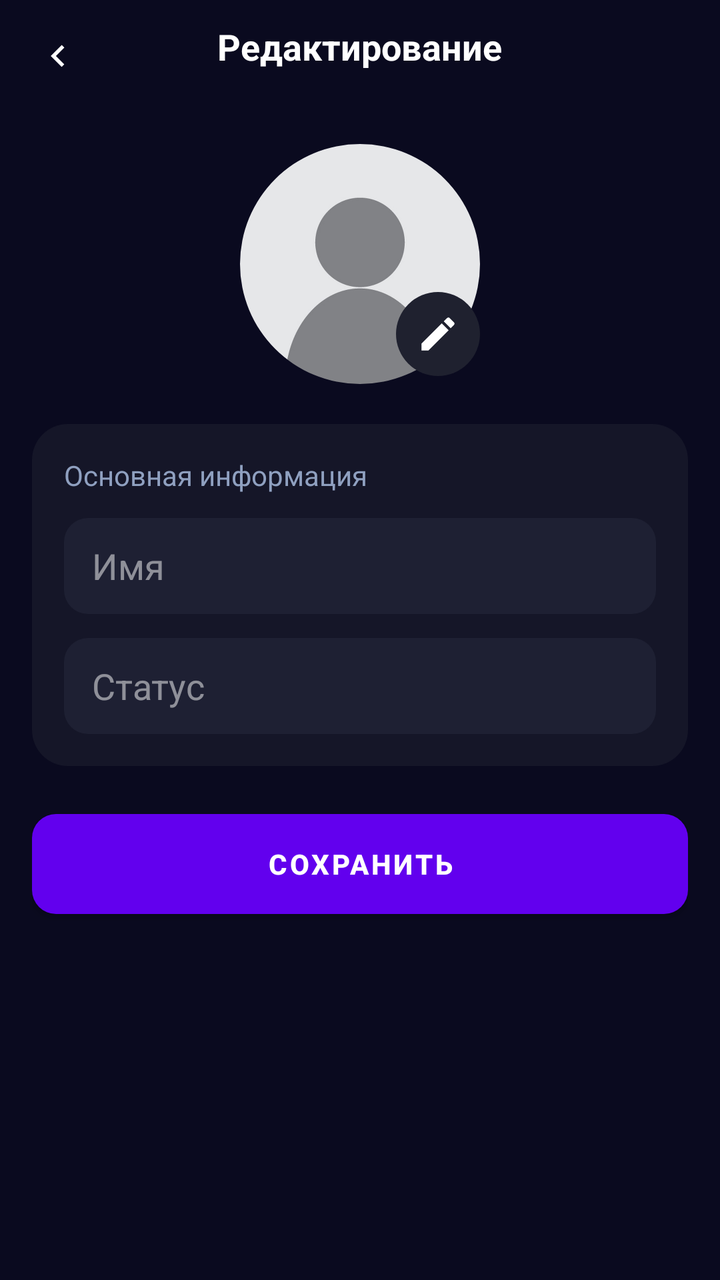
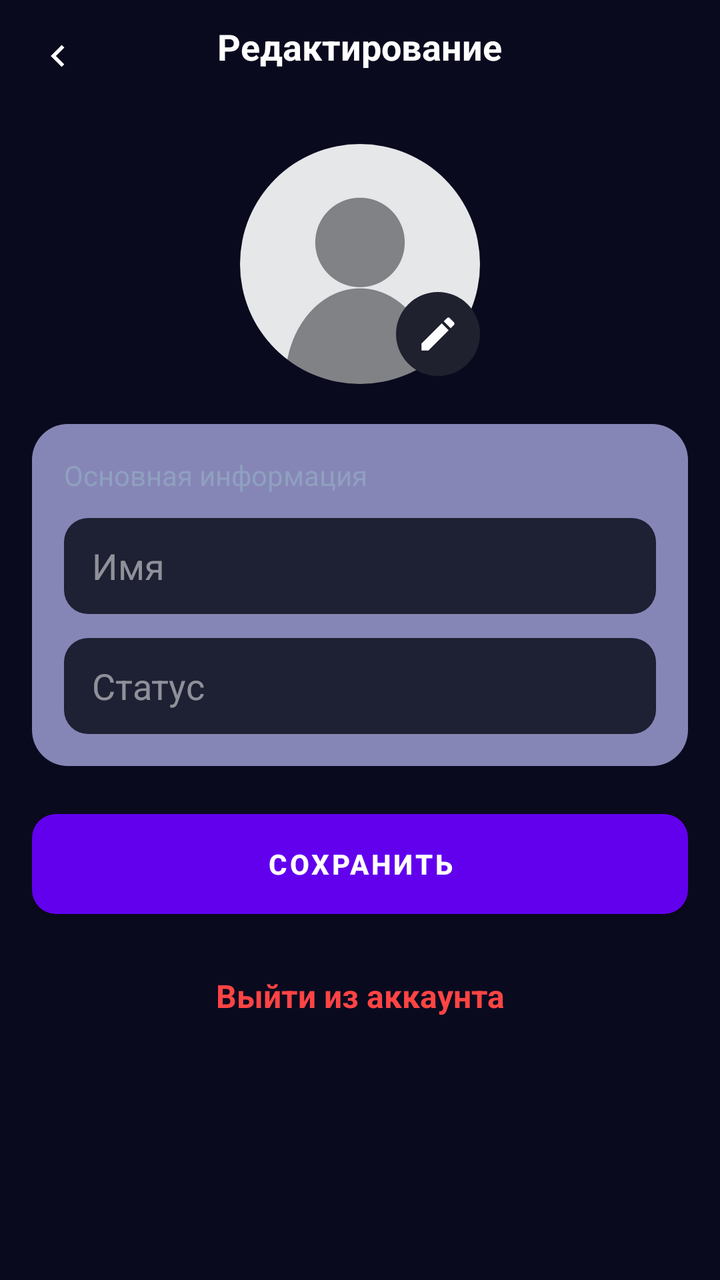

An Android layout rendered at two revisions. The XML below is the earlier revision; the diff shows what the commit changed to produce the second picture.
<!-- AndroidManifest.xml: application theme Theme.App.NoActionBar -->
<!-- res/layout/activity_profile_edit.xml -->
<?xml version="1.0" encoding="utf-8"?>
<androidx.coordinatorlayout.widget.CoordinatorLayout
    xmlns:android="http://schemas.android.com/apk/res/android"
    xmlns:app="http://schemas.android.com/apk/res-auto"
    android:layout_width="match_parent"
    android:layout_height="match_parent"
    android:background="#0A0A1F">

    
    <RelativeLayout
        android:layout_width="match_parent"
        android:layout_height="56dp"
        android:paddingStart="12dp"
        android:paddingEnd="12dp"
        android:gravity="center_vertical">

        <ImageView
            android:id="@+id/btnBackProfileEdit"
            android:layout_width="34dp"
            android:layout_height="34dp"
            android:padding="6dp"
            android:src="@drawable/ic_back"
            android:tint="#FFFFFF" />

        <TextView
            android:layout_width="wrap_content"
            android:layout_height="wrap_content"
            android:layout_centerHorizontal="true"
            android:text="Редактирование"
            android:textColor="#FFFFFF"
            android:textSize="18sp"
            android:textStyle="bold"/>
    </RelativeLayout>


    
    <ScrollView
        android:layout_width="match_parent"
        android:layout_height="match_parent"
        android:fillViewport="true"
        android:layout_marginTop="56dp">

        <LinearLayout
            android:layout_width="match_parent"
            android:layout_height="wrap_content"
            android:orientation="vertical"
            android:padding="16dp">

            
            <RelativeLayout
                android:layout_width="wrap_content"
                android:layout_height="wrap_content"
                android:layout_gravity="center_horizontal">

                <com.google.android.material.imageview.ShapeableImageView
                    android:id="@+id/editAvatar"
                    android:layout_width="120dp"
                    android:layout_height="120dp"
                    android:scaleType="centerCrop"
                    android:src="@drawable/ic_user_placeholder"
                    app:shapeAppearanceOverlay="@style/AvatarRound"
                    android:padding="0dp"/>

                
                <ImageView
                    android:id="@+id/editAvatarBtn"
                    android:layout_width="42dp"
                    android:layout_height="42dp"
                    android:layout_alignBottom="@id/editAvatar"
                    android:layout_alignEnd="@id/editAvatar"
                    android:layout_marginBottom="4dp"
                    android:background="@drawable/avatar_edit_bg"
                    android:padding="10dp"
                    android:src="@drawable/ic_edit"
                    android:tint="#FFFFFF"/>
            </RelativeLayout>


            
            <LinearLayout
                android:layout_width="match_parent"
                android:layout_height="wrap_content"
                android:background="@drawable/card_bg_light"
                android:orientation="vertical"
                android:padding="16dp"
                android:layout_marginTop="20dp">

                <TextView
                    android:layout_width="269dp"
                    android:layout_height="wrap_content"
                    android:layout_marginBottom="12dp"
                    android:text="Основная информация"
                    android:textColor="#8FA0C0"
                    android:textSize="14sp" />

                
                <EditText
                    android:id="@+id/editName"
                    android:layout_width="match_parent"
                    android:layout_height="48dp"
                    android:background="@drawable/edit_vk"
                    android:hint="Имя"
                    android:textColor="#FFFFFF"
                    android:textColorHint="#80FFFFFF"
                    android:paddingStart="14dp"/>

                
                <EditText
                    android:id="@+id/editStatus"
                    android:layout_width="match_parent"
                    android:layout_height="48dp"
                    android:layout_marginTop="12dp"
                    android:background="@drawable/edit_vk"
                    android:hint="Статус"
                    android:textColor="#FFFFFF"
                    android:textColorHint="#80FFFFFF"
                    android:paddingStart="14dp"/>
            </LinearLayout>


            
            <Button
                android:id="@+id/btnSave"
                android:layout_width="match_parent"
                android:layout_height="50dp"
                android:layout_marginTop="24dp"
                android:background="@drawable/btn_vk"
                android:text="СОХРАНИТЬ"
                android:textColor="#FFFFFF"
                android:textStyle="bold"/>
        </LinearLayout>
    </ScrollView>

</androidx.coordinatorlayout.widget.CoordinatorLayout>
<!-- resources referenced by this layout -->
<resources>
  <!-- drawable avatar_edit_bg (drawable) -->
  <?xml version="1.0" encoding="utf-8"?>
  <shape xmlns:android="http://schemas.android.com/apk/res/android">
      <solid android:color="#1F212F"/>
      <corners android:radius="50dp"/>
  </shape>
  <!-- drawable btn_vk (drawable) -->
  <?xml version="1.0" encoding="utf-8"?>
  <shape xmlns:android="http://schemas.android.com/apk/res/android">
      <solid android:color="#3B4AFF"/>
      <corners android:radius="12dp"/>
  </shape>
  <!-- drawable card_bg_light (drawable) -->
  <?xml version="1.0" encoding="utf-8"?>
  <shape xmlns:android="http://schemas.android.com/apk/res/android">
      <solid android:color="#151628"/>
      <corners android:radius="18dp"/>
  </shape>
  <!-- drawable edit_vk (drawable) -->
  <?xml version="1.0" encoding="utf-8"?>
  <shape xmlns:android="http://schemas.android.com/apk/res/android">
      <solid android:color="#1E2033"/>
      <corners android:radius="12dp"/>
  </shape>
  <!-- drawable ic_back (drawable) -->
  <?xml version="1.0" encoding="utf-8"?>
  <vector xmlns:android="http://schemas.android.com/apk/res/android"
      android:width="24dp"
      android:height="24dp"
      android:viewportWidth="24"
      android:viewportHeight="24">
      <path
          android:fillColor="@android:color/white"
          android:pathData="M15.41,7.41L14,6l-6,6 6,6 1.41,-1.41L10.83,12z"/>
  </vector>
  <!-- drawable ic_edit (drawable) -->
  <vector xmlns:android="http://schemas.android.com/apk/res/android"
      android:width="24dp"
      android:height="24dp"
      android:viewportWidth="24"
      android:viewportHeight="24">
      <path
          android:fillColor="#FFFFFF"
          android:pathData="M3,17.25V21h3.75L17.81,9.94l-3.75,-3.75L3,17.25zM20.71,7.04c0.39,-0.39 0.39,-1.02 0,-1.41l-2.34,-2.34c-0.39,-0.39 -1.02,-0.39 -1.41,0l-1.83,1.83 3.75,3.75 1.83,-1.83z"/>
  </vector>
  <!-- drawable ic_user_placeholder: png bitmap (drawable, 47460 bytes) -->
  <style name="AvatarRound">
          <item name="cornerFamily">rounded</item>
          <item name="cornerSize">50%</item>
      </style>
  <style name="Theme.App.NoActionBar" parent="Theme.MaterialComponents.DayNight.NoActionBar">
          
      </style>
</resources>

<!-- the commit's change to res/layout/activity_profile_edit.xml (unified diff, before → after) -->
@@ -128,6 +128,18 @@
                 android:text="СОХРАНИТЬ"
                 android:textColor="#FFFFFF"
                 android:textStyle="bold"/>
+                
+            
+            <TextView
+                android:id="@+id/btnLogout"
+                android:layout_width="match_parent"
+                android:layout_height="50dp"
+                android:layout_marginTop="16dp"
+                android:gravity="center"
+                android:text="Выйти из аккаунта"
+                android:textColor="#FF4444"
+                android:textSize="16sp"
+                android:textStyle="bold"/>
         </LinearLayout>
     </ScrollView>
 
<!-- resource entries referenced after the edit -->
@@ -15,7 +15,7 @@
   <!-- drawable card_bg_light (drawable) -->
   <?xml version="1.0" encoding="utf-8"?>
   <shape xmlns:android="http://schemas.android.com/apk/res/android">
-      <solid android:color="#151628"/>
+      <solid android:color="#8686B6"/>
       <corners android:radius="18dp"/>
   </shape>
   <!-- drawable edit_vk (drawable) -->
